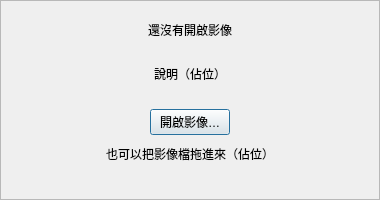
Above: src/presentation/shell/EmptyCard.ui from chielinHsu/AutomaticDetectionDev before the change. Below: the same form after it.
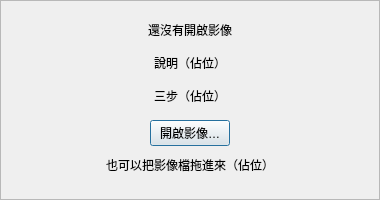
That is the form after the change.

Diff of the .ui file:
```diff
--- a/src/presentation/shell/EmptyCard.ui
+++ b/src/presentation/shell/EmptyCard.ui
@@ -67,6 +67,19 @@
      </property>
     </widget>
    </item>
+   <item>
+    <widget class="QLabel" name="steps">
+     <property name="text">
+      <string notr="true">三步（佔位）</string>
+     </property>
+     <property name="alignment">
+      <set>Qt::AlignmentFlag::AlignHCenter</set>
+     </property>
+     <property name="wordWrap">
+      <bool>true</bool>
+     </property>
+    </widget>
+   </item>
    <item alignment="Qt::AlignmentFlag::AlignHCenter">
     <widget class="QPushButton" name="open">
      <property name="text">
```
